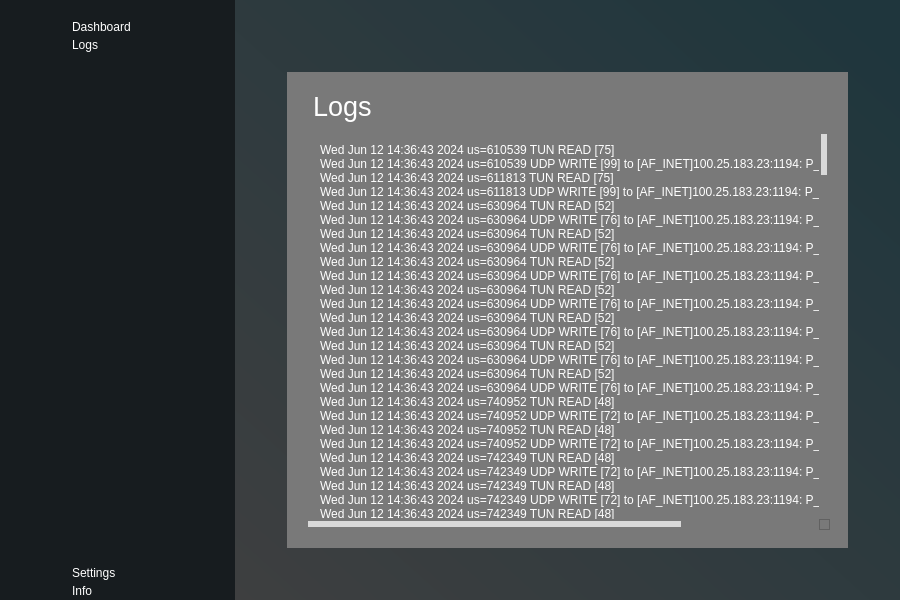
Above: mainwindow.ui from vidyasriraj/admin_gui before the change. Below: the same form after it.
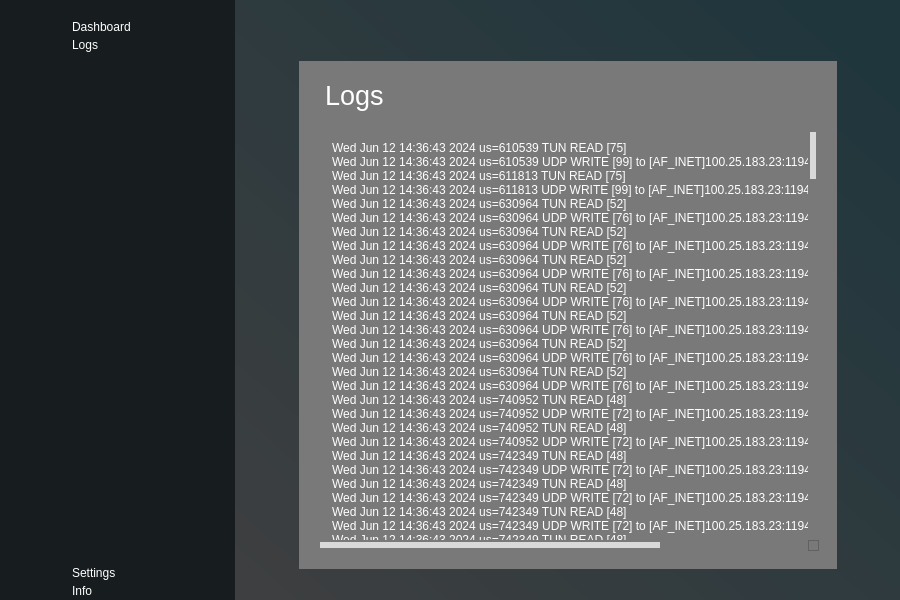
That is the form after the change. The open tabs and pages were chosen to show the change. Icons and pictures are not drawn.

Commit message: updated stacked widget

```diff
--- a/mainwindow.ui
+++ b/mainwindow.ui
@@ -506,22 +506,7 @@
 </string>
       </property>
       <layout class="QGridLayout" name="gridLayout">
-       <property name="leftMargin">
-        <number>0</number>
-       </property>
-       <property name="topMargin">
-        <number>0</number>
-       </property>
-       <property name="rightMargin">
-        <number>0</number>
-       </property>
-       <property name="bottomMargin">
-        <number>0</number>
-       </property>
-       <property name="spacing">
-        <number>0</number>
-       </property>
-       <item row="1" column="0" colspan="3">
+       <item row="0" column="0">
         <widget class="QStackedWidget" name="StackedMainView">
          <property name="styleSheet">
           <string notr="true">background-color: transparent;
@@ -883,68 +868,153 @@
           </property>
           <layout class="QGridLayout" name="gridLayout_6">
            <property name="leftMargin">
-            <number>50</number>
+            <number>9</number>
            </property>
            <property name="topMargin">
-            <number>50</number>
+            <number>9</number>
            </property>
            <property name="rightMargin">
-            <number>50</number>
+            <number>9</number>
            </property>
            <property name="bottomMargin">
-            <number>50</number>
+            <number>20</number>
            </property>
-           <item row="0" column="0">
-            <widget class="QFrame" name="logsContainer">
-             <property name="styleSheet">
-              <string notr="true">background-color: rgb(121, 121, 121);
-border-radius: &quot;20px&quot;;</string>
+           <item row="1" column="0">
+            <layout class="QHBoxLayout" name="horizontalLayout_2">
+             <property name="bottomMargin">
+              <number>15</number>
              </property>
-             <property name="frameShape">
-              <enum>QFrame::StyledPanel</enum>
-             </property>
-             <property name="frameShadow">
-              <enum>QFrame::Raised</enum>
-             </property>
-             <layout class="QGridLayout" name="gridLayout_5">
-              <property name="leftMargin">
-               <number>15</number>
-              </property>
-              <property name="topMargin">
-               <number>15</number>
-              </property>
-              <property name="rightMargin">
-               <number>15</number>
-              </property>
-              <property name="bottomMargin">
-               <number>15</number>
-              </property>
-              <item row="0" column="0">
-               <widget class="QLabel" name="logsTitle">
-                <property name="maximumSize">
-                 <size>
-                  <width>16777215</width>
-                  <height>50</height>
-                 </size>
+             <item>
+              <widget class="QLabel" name="label">
+               <property name="maximumSize">
+                <size>
+                 <width>120</width>
+                 <height>120</height>
+                </size>
+               </property>
+               <property name="styleSheet">
+                <string notr="true">background-color: transparent;
+border: 2px solid transparent;
+outline: none;
+</string>
+               </property>
+               <property name="text">
+                <string/>
+               </property>
+               <property name="pixmap">
+                <pixmap resource="resources.qrc">:/logos/images/qaig_logo.png</pixmap>
+               </property>
+               <property name="scaledContents">
+                <bool>true</bool>
+               </property>
+              </widget>
+             </item>
+             <item>
+              <spacer name="horizontalSpacer">
+               <property name="orientation">
+                <enum>Qt::Horizontal</enum>
+               </property>
+               <property name="sizeHint" stdset="0">
+                <size>
+                 <width>40</width>
+                 <height>20</height>
+                </size>
+               </property>
+              </spacer>
+             </item>
+             <item>
+              <widget class="QLabel" name="user">
+               <property name="maximumSize">
+                <size>
+                 <width>100</width>
+                 <height>100</height>
+                </size>
+               </property>
+               <property name="cursor">
+                <cursorShape>PointingHandCursor</cursorShape>
+               </property>
+               <property name="styleSheet">
+                <string notr="true">background-color: transparent;
+border: 2px solid transparent;
+outline: none;
+</string>
+               </property>
+               <property name="text">
+                <string/>
+               </property>
+               <property name="pixmap">
+                <pixmap resource="resources.qrc">:/logos/images/Group 10.png</pixmap>
+               </property>
+               <property name="scaledContents">
+                <bool>true</bool>
+               </property>
+               <property name="margin">
+                <number>10</number>
+               </property>
+              </widget>
+             </item>
+            </layout>
+           </item>
+           <item row="2" column="0">
+            <layout class="QHBoxLayout" name="horizontalLayout_4">
+             <item>
+              <spacer name="horizontalSpacer_3">
+               <property name="orientation">
+                <enum>Qt::Horizontal</enum>
+               </property>
+               <property name="sizeHint" stdset="0">
+                <size>
+                 <width>40</width>
+                 <height>20</height>
+                </size>
+               </property>
+              </spacer>
+             </item>
+             <item>
+              <widget class="QFrame" name="logsContainer">
+               <property name="sizeIncrement">
+                <size>
+                 <width>0</width>
+                 <height>0</height>
+                </size>
+               </property>
+               <property name="styleSheet">
+                <string notr="true">background-color: rgb(121, 121, 121);
+border-radius: &quot;20px&quot;;
+</string>
+               </property>
+               <property name="frameShape">
+                <enum>QFrame::StyledPanel</enum>
+               </property>
+               <property name="frameShadow">
+                <enum>QFrame::Raised</enum>
+               </property>
+               <layout class="QGridLayout" name="gridLayout_5">
+                <property name="leftMargin">
+                 <number>15</number>
                 </property>
-                <property name="font">
-                 <font>
-                  <pointsize>20</pointsize>
-                  <fontweight>ExtraBold</fontweight>
-                 </font>
+                <property name="topMargin">
+                 <number>15</number>
                 </property>
-                <property name="text">
-                 <string>Logs</string>
+                <property name="rightMargin">
+                 <number>15</number>
                 </property>
-               </widget>
-              </item>
-              <item row="3" column="0">
-               <widget class="QScrollArea" name="scrollArea">
-                <property name="cursor" stdset="0">
-                 <cursorShape>IBeamCursor</cursorShape>
+                <property name="bottomMargin">
+                 <number>15</number>
                 </property>
-                <property name="styleSheet">
-                 <string notr="true">QScrollBar:vertical {
+                <property name="horizontalSpacing">
+                 <number>20</number>
+                </property>
+                <property name="verticalSpacing">
+                 <number>15</number>
+                </property>
+                <item row="3" column="0">
+                 <widget class="QScrollArea" name="scrollArea">
+                  <property name="cursor" stdset="0">
+                   <cursorShape>IBeamCursor</cursorShape>
+                  </property>
+                  <property name="styleSheet">
+                   <string notr="true">QScrollBar:vertical {
     background: transparent;
     width: 10px;
     margin: 0px 0px 0px 0px;  
@@ -993,30 +1063,30 @@
     border: none;
 }
 </string>
-                </property>
-                <property name="horizontalScrollBarPolicy">
-                 <enum>Qt::ScrollBarAlwaysOn</enum>
-                </property>
-                <property name="widgetResizable">
-                 <bool>true</bool>
-                </property>
-                <widget class="QWidget" name="scrollAreaWidgetContents">
-                 <property name="geometry">
-                  <rect>
-                   <x>0</x>
-                   <y>-1380</y>
-                   <width>848</width>
-                   <height>5170</height>
-                  </rect>
-                 </property>
-                 <layout class="QGridLayout" name="gridLayout_7">
-                  <item row="0" column="0">
-                   <widget class="QLabel" name="logsBody">
-                    <property name="frameShape">
-                     <enum>QFrame::Box</enum>
-                    </property>
-                    <property name="text">
-                     <string>Wed Jun 12 14:36:43 2024 us=610539 TUN READ [75]
+                  </property>
+                  <property name="horizontalScrollBarPolicy">
+                   <enum>Qt::ScrollBarAlwaysOn</enum>
+                  </property>
+                  <property name="widgetResizable">
+                   <bool>true</bool>
+                  </property>
+                  <widget class="QWidget" name="scrollAreaWidgetContents">
+                   <property name="geometry">
+                    <rect>
+                     <x>0</x>
+                     <y>-1380</y>
+                     <width>848</width>
+                     <height>5170</height>
+                    </rect>
+                   </property>
+                   <layout class="QGridLayout" name="gridLayout_7">
+                    <item row="0" column="0">
+                     <widget class="QLabel" name="logsBody">
+                      <property name="frameShape">
+                       <enum>QFrame::Box</enum>
+                      </property>
+                      <property name="text">
+                       <string>Wed Jun 12 14:36:43 2024 us=610539 TUN READ [75]
 Wed Jun 12 14:36:43 2024 us=610539 UDP WRITE [99] to [AF_INET]100.25.183.23:1194: P_DATA_V2 kid=0 DATA len=98
 Wed Jun 12 14:36:43 2024 us=611813 TUN READ [75]
 Wed Jun 12 14:36:43 2024 us=611813 UDP WRITE [99] to [AF_INET]100.25.183.23:1194: P_DATA_V2 kid=0 DATA len=98
@@ -1302,14 +1372,62 @@
 Wed Jun 12 14:36:55 2024 us=634721 TUN READ [52]
 Wed Jun 12 14:36:55 2024 us=634721 UDP WRITE [76] to [AF_INET]100.25.183.23:1194: P_DATA_V2 kid=0 DATA len=75
 </string>
-                    </property>
-                   </widget>
-                  </item>
-                 </layout>
-                </widget>
-               </widget>
-              </item>
-             </layout>
+                      </property>
+                     </widget>
+                    </item>
+                   </layout>
+                  </widget>
+                 </widget>
+                </item>
+                <item row="0" column="0">
+                 <widget class="QLabel" name="logsTitle">
+                  <property name="maximumSize">
+                   <size>
+                    <width>16777215</width>
+                    <height>50</height>
+                   </size>
+                  </property>
+                  <property name="font">
+                   <font>
+                    <pointsize>20</pointsize>
+                    <fontweight>ExtraBold</fontweight>
+                   </font>
+                  </property>
+                  <property name="text">
+                   <string>Logs</string>
+                  </property>
+                 </widget>
+                </item>
+               </layout>
+              </widget>
+             </item>
+             <item>
+              <spacer name="horizontalSpacer_4">
+               <property name="orientation">
+                <enum>Qt::Horizontal</enum>
+               </property>
+               <property name="sizeHint" stdset="0">
+                <size>
+                 <width>40</width>
+                 <height>20</height>
+                </size>
+               </property>
+              </spacer>
+             </item>
+            </layout>
+           </item>
+          </layout>
+         </widget>
+         <widget class="QWidget" name="settingsPage">
+          <layout class="QGridLayout" name="gridLayout_8">
+           <item row="0" column="0">
+            <widget class="QFrame" name="frame_6">
+             <property name="frameShape">
+              <enum>QFrame::StyledPanel</enum>
+             </property>
+             <property name="frameShadow">
+              <enum>QFrame::Raised</enum>
+             </property>
             </widget>
            </item>
           </layout>
@@ -1318,75 +1436,6 @@
          <widget class="QWidget" name="page"/>
         </widget>
        </item>
-       <item row="0" column="0">
-        <widget class="QLabel" name="label">
-         <property name="maximumSize">
-          <size>
-           <width>120</width>
-           <height>120</height>
-          </size>
-         </property>
-         <property name="styleSheet">
-          <string notr="true">background-color: transparent;
-border: 2px solid transparent;
-outline: none;
-</string>
-         </property>
-         <property name="text">
-          <string/>
-         </property>
-         <property name="pixmap">
-          <pixmap resource="resources.qrc">:/logos/images/qaig_logo.png</pixmap>
-         </property>
-         <property name="scaledContents">
-          <bool>true</bool>
-         </property>
-        </widget>
-       </item>
-       <item row="0" column="1">
-        <spacer name="horizontalSpacer">
-         <property name="orientation">
-          <enum>Qt::Horizontal</enum>
-         </property>
-         <property name="sizeHint" stdset="0">
-          <size>
-           <width>40</width>
-           <height>20</height>
-          </size>
-         </property>
-        </spacer>
-       </item>
-       <item row="0" column="2">
-        <widget class="QLabel" name="user">
-         <property name="maximumSize">
-          <size>
-           <width>100</width>
-           <height>100</height>
-          </size>
-         </property>
-         <property name="cursor">
-          <cursorShape>PointingHandCursor</cursorShape>
-         </property>
-         <property name="styleSheet">
-          <string notr="true">background-color: transparent;
-border: 2px solid transparent;
-outline: none;
-</string>
-         </property>
-         <property name="text">
-          <string/>
-         </property>
-         <property name="pixmap">
-          <pixmap resource="resources.qrc">:/logos/images/Group 10.png</pixmap>
-         </property>
-         <property name="scaledContents">
-          <bool>true</bool>
-         </property>
-         <property name="margin">
-          <number>10</number>
-         </property>
-        </widget>
-       </item>
       </layout>
      </widget>
     </item>
```
Left out of the diff: 217 changed lines with no effect on the pictures. The commit also changes 5 other files.
